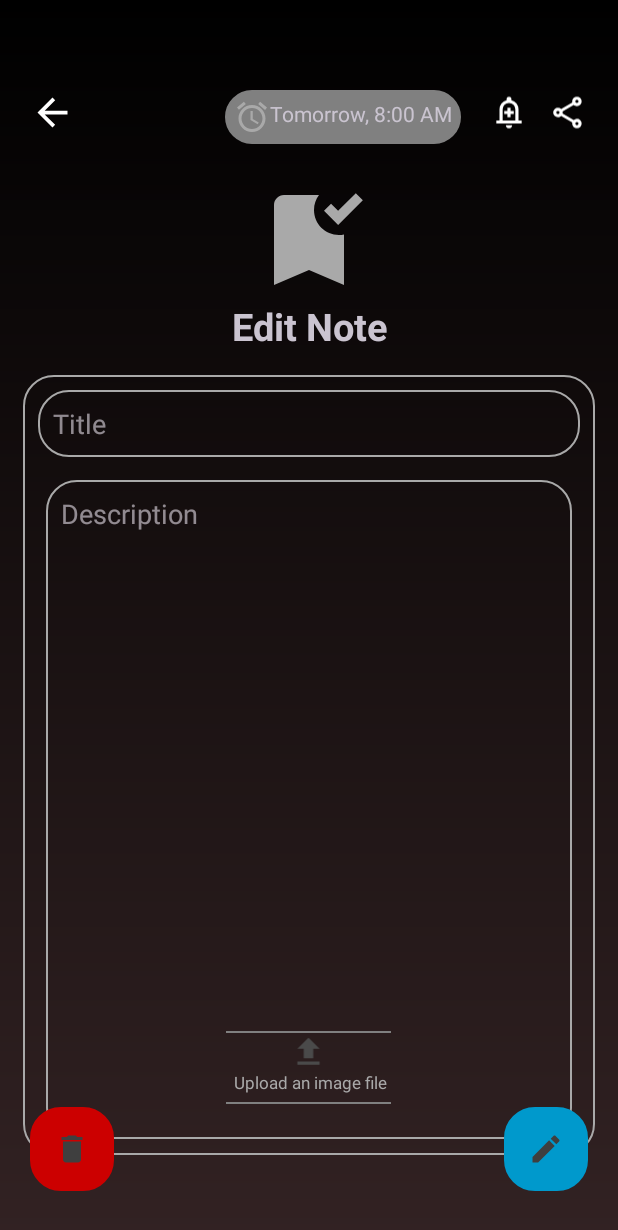
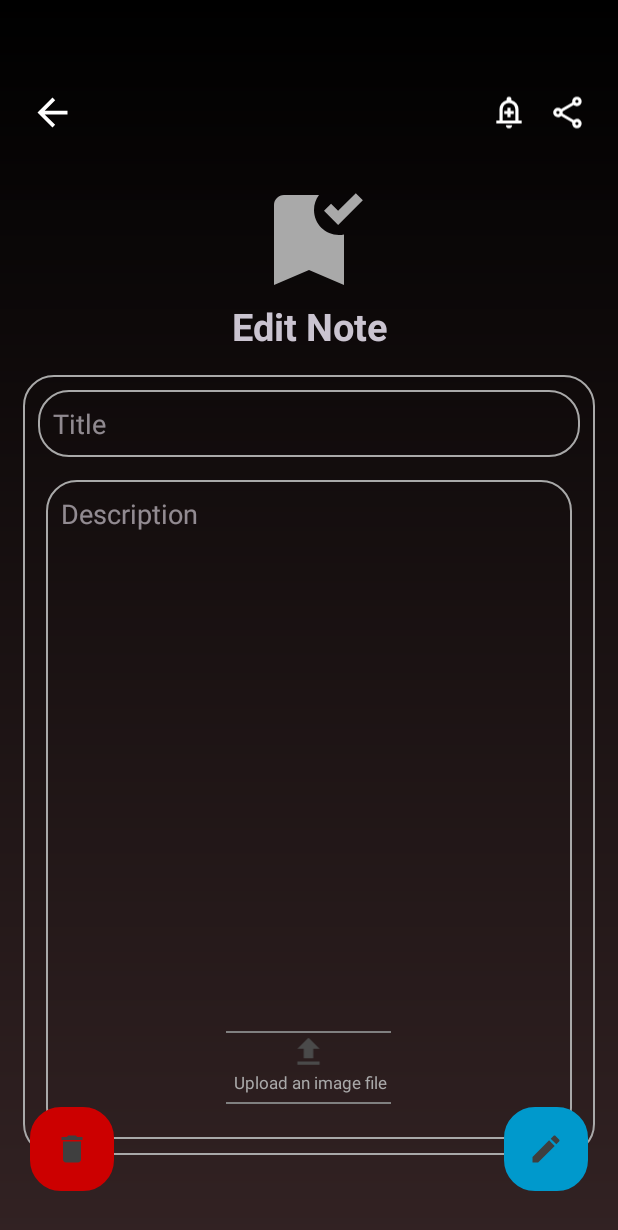
Before and after one commit to Jacques-lang/android_notes_app, an Android app built with Jetpack Compose: the EditNoteFragment screen opened through its navigation route, on a phone screen of 412 x 824 dp. Shown: the top 1230 px of the screen. Run offline under Robolectric (Android 15) with nearby library versions, the phone set to English and light mode, and no system bars; our stand-ins replace Firebase (no records; nobody signed in at launch, a user with empty details on screens opened directly), data binding; 10 statements that could not run were skipped.

Commit message:
trial commit and push

```diff
--- a/app/src/main/java/com/example/notesapp/ReminderReceiver.kt
+++ b/app/src/main/java/com/example/notesapp/ReminderReceiver.kt
@@ -12,8 +12,6 @@ import java.util.Random
 class ReminderReceiver: BroadcastReceiver() {
     override fun onReceive(context: Context?, intent: Intent?) {
         val title = intent?.getStringExtra("noteTitle")
-        val content = intent?.getStringExtra("noteDescription")
-
         val channelId = "note_reminder_channel"
         val manager = context?.getSystemService(Context.NOTIFICATION_SERVICE) as NotificationManager
 
@@ -24,8 +22,8 @@ class ReminderReceiver: BroadcastReceiver() {
 
         val notification = NotificationCompat.Builder(context, channelId)
             .setSmallIcon(R.drawable.logoo)
-            .setContentTitle(title)
-            .setContentText(content)
+            .setContentTitle("Note Reminder.")
+            .setContentText(title)
             .setPriority(NotificationCompat.PRIORITY_HIGH)
             .setAutoCancel(true)
             .build()
--- a/app/src/main/java/com/example/notesapp/database/NoteDAO.kt
+++ b/app/src/main/java/com/example/notesapp/database/NoteDAO.kt
@@ -30,6 +30,4 @@ interface NoteDAO {
     @Query("SELECT * FROM note_table WHERE userID = :uid  ORDER BY timeStamp DESC")
     fun getNotesByUser(uid: String): LiveData<List<Note>>
 
-    @Query("SELECT * FROM note_table WHERE timeStamp = :timestamp")
-    fun getReminderDate(timestamp:Long): LiveData<Note>
 }
--- a/app/src/main/java/com/example/notesapp/fragments/HomeFragment.kt
+++ b/app/src/main/java/com/example/notesapp/fragments/HomeFragment.kt
@@ -38,7 +38,7 @@ class HomeFragment : Fragment(R.layout.fragment_home) {
         return binding.root
     }
 
-    @SuppressLint("ClickableViewAccessibility")
+    @SuppressLint("ClickableViewAccessibility", "SetTextI18n")
     override fun onViewCreated(view: View, savedInstanceState: Bundle?) {
         super.onViewCreated(view, savedInstanceState)
 
@@ -55,8 +55,8 @@ class HomeFragment : Fragment(R.layout.fragment_home) {
         val user = FirebaseAuth.getInstance().currentUser
         val email = user?.email
         val username = email?.substringBefore("@")
-        binding.menuLabel?.text = "Welcome " + username + "..."
-        binding.menuLabel?.apply {
+        binding.menuLabel.text = "Welcome $username..."
+        binding.menuLabel.apply {
             alpha = 0f
             visibility = View.VISIBLE
             animate()
@@ -83,7 +83,7 @@ class HomeFragment : Fragment(R.layout.fragment_home) {
             }, 200)
         }
 
-        binding.menuIcon?.setOnClickListener {
+        binding.menuIcon.setOnClickListener {
             it.startAnimation(menuIcon_animation)
             it.postDelayed({
                 val mainActivity = activity as? MainActivity
@@ -119,21 +119,15 @@ class HomeFragment : Fragment(R.layout.fragment_home) {
                 if(query.isNotEmpty()){
                     isSearching = true
                     searchNote(query)
-                }
-
-                else{
+                }else{
                     isSearching = false
                     notesViewModel.getNotesForCurrentUser().observe(viewLifecycleOwner) { list ->
                         notesAdapter.differ.submitList(list)
                         updateUI(list)
                     }
                     binding.noResultsText.visibility = View.GONE
-
-
                 }
-
             }
-
             override fun afterTextChanged(p0: Editable?) {}
         })
     }
@@ -143,10 +137,10 @@ class HomeFragment : Fragment(R.layout.fragment_home) {
             if (note.isNotEmpty()) {
                 binding.recyclerview.visibility = View.VISIBLE
                 binding.emptyNotesImage?.visibility = View.GONE
-                binding.noNotesLetter?.visibility = View.GONE
+                binding.noNotesLetter.visibility = View.GONE
             } else {
                 binding.emptyNotesImage?.visibility = View.VISIBLE
-                binding.noNotesLetter?.visibility = View.VISIBLE
+                binding.noNotesLetter.visibility = View.VISIBLE
                 binding.recyclerview.visibility = View.GONE
             }
         }
@@ -173,17 +167,14 @@ class HomeFragment : Fragment(R.layout.fragment_home) {
         isSearching = true
         val searchQuery = "%${query?.trim()}%"
         notesViewModel.getNotesForCurrentUser().observe(viewLifecycleOwner) { allNotes ->
-            // Only continue if database actually has notes
             if (!allNotes.isNullOrEmpty()) {
                 notesViewModel.searchNote(searchQuery).observe(viewLifecycleOwner) { filteredList ->
                     notesAdapter.differ.submitList(filteredList)
 
-                    // Only show noResultsText if filteredList is empty but DB is not
                     binding.noResultsText.visibility =
                         if (filteredList.isNullOrEmpty()) View.VISIBLE else View.GONE
                 }
             } else {
-                // DB is empty, don't show "no results"
                 notesAdapter.differ.submitList(emptyList())
                 binding.noResultsText.visibility = View.GONE
             }
--- a/app/src/main/java/com/example/notesapp/model/Note.kt
+++ b/app/src/main/java/com/example/notesapp/model/Note.kt
@@ -4,7 +4,6 @@ import android.os.Parcelable
 import androidx.room.Entity
 import androidx.room.PrimaryKey
 import kotlinx.parcelize.Parcelize
-import java.util.UUID
 
 @Entity(tableName = "note_table")
 @Parcelize
--- a/app/src/main/java/com/example/notesapp/repository/Repository.kt
+++ b/app/src/main/java/com/example/notesapp/repository/Repository.kt
@@ -14,6 +14,4 @@ class Repository(private val db: NoteDatabase){
     fun getNotesByUser(userId: String) = db.getNoteDao().getNotesByUser(userId)
 
     fun search(query: String?, uid:String) = db.getNoteDao().search(query, uid)
-
-    fun getReminderDate(timestamp: Long) = db.getNoteDao().getReminderDate(timestamp)
 }
--- a/app/src/main/java/com/example/notesapp/viewmodel/NoteViewModel.kt
+++ b/app/src/main/java/com/example/notesapp/viewmodel/NoteViewModel.kt
@@ -7,7 +7,6 @@ import androidx.lifecycle.MutableLiveData
 import androidx.lifecycle.viewModelScope
 import com.example.notesapp.model.Note
 import com.example.notesapp.repository.Repository
-import com.google.firebase.Timestamp
 import com.google.firebase.auth.FirebaseAuth
 import kotlinx.coroutines.launch
 
@@ -31,8 +30,4 @@ class NoteViewModel(app: Application, private val noteRepository: Repository): A
         val uid = FirebaseAuth.getInstance().currentUser?.uid ?: return MutableLiveData(emptyList())
         return noteRepository.getNotesByUser(uid)
     }
-
-    fun getReminderDate(timestamp: Long): LiveData<Note>{
-        return noteRepository.getReminderDate(timestamp)
-    }
 }
--- a/app/src/main/res/layout-land/fragment_edit_note.xml
+++ b/app/src/main/res/layout-land/fragment_edit_note.xml
@@ -58,16 +58,6 @@
         android:layout_marginStart="28dp"
         android:background="@drawable/rounded_corner"
         android:padding="16dp">
-
-        <TextView
-            android:layout_width="wrap_content"
-            android:layout_height="wrap_content"
-            android:text="@string/date_format"
-            android:background="@drawable/rounded_corner"
-            android:padding="6dp"
-            android:backgroundTint="@color/gray">
-
-        </TextView>
 
         <ImageView
             android:id="@+id/bookmarkImage"
--- a/app/src/main/res/layout/activity_welcome_page.xml
+++ b/app/src/main/res/layout/activity_welcome_page.xml
@@ -1,6 +1,5 @@
 <?xml version="1.0" encoding="utf-8"?>
 <RelativeLayout xmlns:android="http://schemas.android.com/apk/res/android"
-    xmlns:app="http://schemas.android.com/apk/res-auto"
     xmlns:tools="http://schemas.android.com/tools"
     android:id="@+id/welcomeMain"
     android:layout_width="match_parent"
--- a/app/src/main/res/layout/fragment_edit_note.xml
+++ b/app/src/main/res/layout/fragment_edit_note.xml
@@ -18,21 +18,6 @@
         android:contentDescription="@string/arrowback"
         android:focusable="true"
         android:src="@drawable/baseline_arrow_back_24" />
-
-    <TextView
-        android:layout_width="wrap_content"
-        android:layout_height="wrap_content"
-        android:text="@string/date_format"
-        android:layout_alignParentStart="true"
-        android:layout_marginTop="60dp"
-        android:padding="6dp"
-        android:backgroundTint="@color/gray"
-        android:layout_marginBottom="10dp"
-        android:layout_marginStart="150dp"
-        android:background="@drawable/rounded_corner"
-        app:drawableStartCompat="@drawable/baseline_access_alarm_24">
-
-    </TextView>
 
     <ImageView
         android:id="@+id/set_reminder"
--- a/app/src/main/res/values/strings.xml
+++ b/app/src/main/res/values/strings.xml
@@ -13,7 +13,6 @@
     <string name="search_note">Search Note</string>
     <string name="search">Search</string>
     <string name="edit_note">Edit Note</string>
-    <!-- TODO: Remove or change this placeholder text -->
     <string name="hello_blank_fragment">Hello blank fragment</string>
     <string name="save">Save</string>
     <string name="empty_notes">Empty Notes</string>
```
Also changed, not shown: app/src/main/java/com/example/notesapp/fragments/EditNoteFragment.kt (+30 -9 lines).
